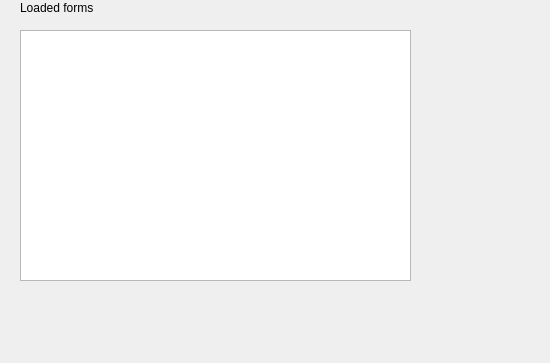
Before: the Qt Designer form qrastr/qrastr/formsettingsforms.ui in RastrW/samples, drawn with Qt 5.
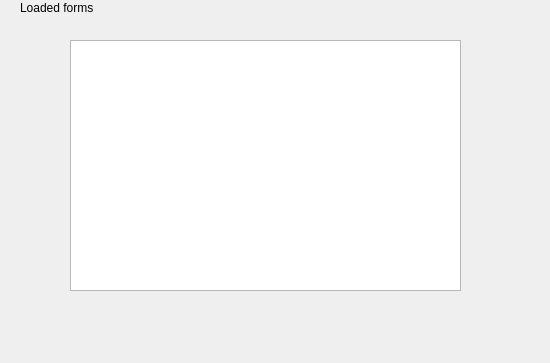
After: the same form once the commit is applied.

What changed in the file:
```diff
--- a/qrastr/qrastr/formsettingsforms.ui
+++ b/qrastr/qrastr/formsettingsforms.ui
@@ -29,8 +29,8 @@
   <widget class="QTableWidget" name="tbLoadedForms">
    <property name="geometry">
     <rect>
-     <x>20</x>
-     <y>30</y>
+     <x>70</x>
+     <y>40</y>
      <width>391</width>
      <height>251</height>
     </rect>
```
